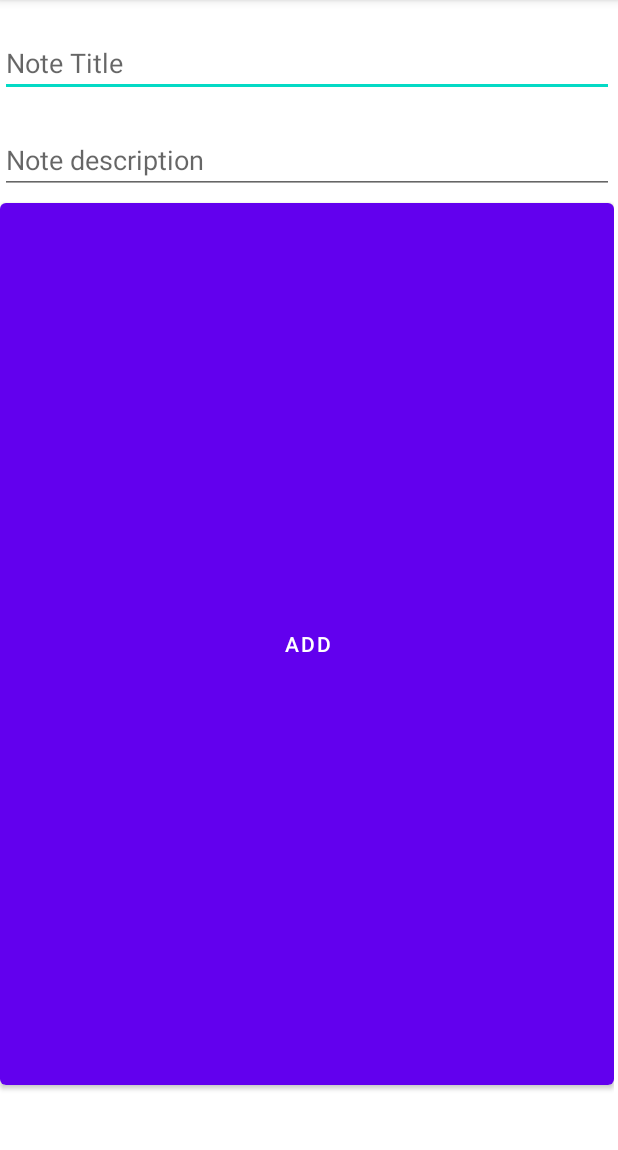
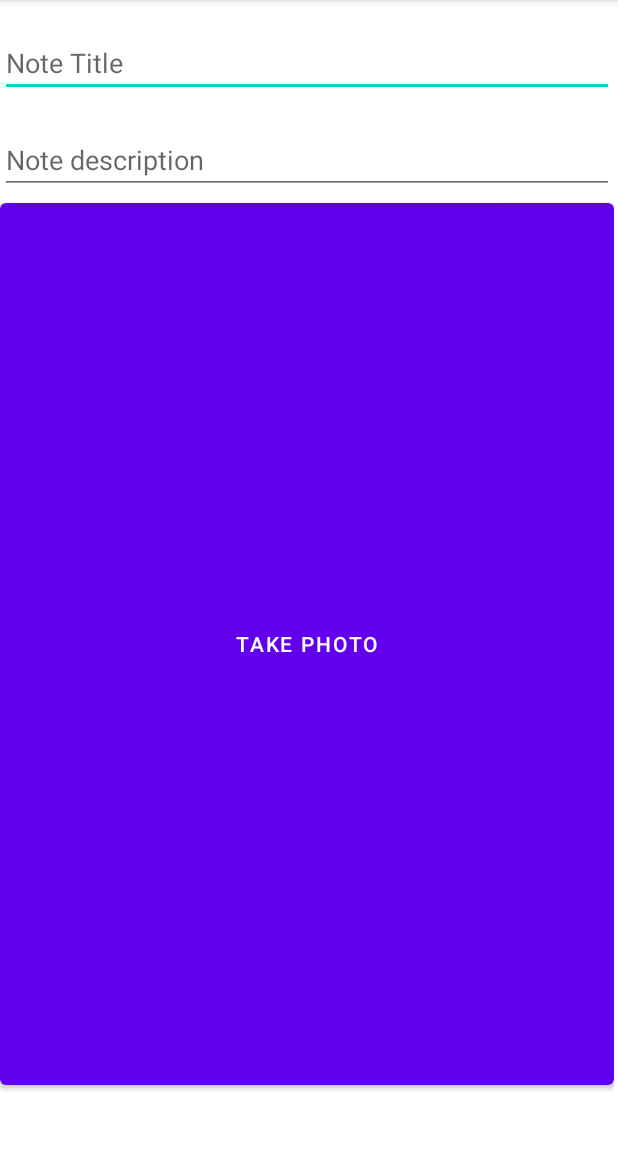
Before and after one commit to ayu-ahilan/Notes2, an Android app: the AddNote screen opened directly, with no data from a screen before it, on a phone screen of 412 x 824 dp, the part 84-1234 px from its top. Run offline under Robolectric (Android 15) with nearby library versions, the phone set to English and light mode, and no system bars.

```diff
--- a/app/src/main/AndroidManifest.xml
+++ b/app/src/main/AndroidManifest.xml
@@ -1,6 +1,9 @@
 <?xml version="1.0" encoding="utf-8"?>
 <manifest xmlns:android="http://schemas.android.com/apk/res/android"
     package="ch.bbw.modul335.myapplication">
+
+    <uses-feature android:name="android.hardware.camera"
+        android:required="true" />
 
     <application
         android:allowBackup="true"
--- a/app/src/main/java/ch/bbw/modul335/myapplication/AddNote.java
+++ b/app/src/main/java/ch/bbw/modul335/myapplication/AddNote.java
@@ -2,14 +2,41 @@ package ch.bbw.modul335.myapplication;
 
 import androidx.appcompat.app.AppCompatActivity;
 
+import android.content.ActivityNotFoundException;
+import android.content.Intent;
+import android.graphics.Bitmap;
 import android.os.Bundle;
+import android.provider.MediaStore;
+import android.view.View;
 import android.widget.Button;
+import android.widget.ImageView;
 
 public class AddNote extends AppCompatActivity {
+
+    static final int REQUEST_IMAGE_CAPTURE = 1;
+
+    ImageView preview;
+
+    private void takePhoto() {
+        Intent intent = new Intent(MediaStore.ACTION_IMAGE_CAPTURE);
+        startActivityForResult(intent, REQUEST_IMAGE_CAPTURE);
+    }
+
 
     @Override
     protected void onCreate(Bundle savedInstanceState) {
         super.onCreate(savedInstanceState);
         setContentView(R.layout.activity_add_note);
     }
+
+    /*@Override
+    protected void onActivityResult(int requestCode, int resultCode, Intent data) {
+        super.onActivityResult(requestCode, resultCode, data);
+        if (requestCode == REQUEST_IMAGE_CAPTURE && resultCode == RESULT_OK) {
+            preview = (ImageView) findViewById(R.id.preview);
+            Bundle extras = data.getExtras();
+            Bitmap imageBitmap = (Bitmap) extras.get("data");
+            preview.setImageBitmap(imageBitmap);
+        }
+    }*/
 }
--- a/app/src/main/res/layout/activity_add_note.xml
+++ b/app/src/main/res/layout/activity_add_note.xml
@@ -13,14 +13,12 @@
         tools:layout_editor_absoluteX="1dp"
         tools:layout_editor_absoluteY="1dp"
         tools:ignore="MissingConstraints">
-        tools:ignore="MissingConstraints">
 
         <TextView
             android:id="@+id/stopper1"
             android:layout_width="match_parent"
             android:layout_height="wrap_content"
             tools:ignore="MissingConstraints" />
-
         <EditText
             android:id="@+id/NoteTitle"
             android:layout_width="match_parent"
@@ -44,7 +42,11 @@
         <Button
             android:layout_width="match_parent"
             android:layout_height="match_parent"
-            android:text="Add" />
+            android:onClick="takePhoto"
+            android:text="Take Photo"
+            tools:ignore="OnClick" />
+
+
 
     </LinearLayout>
 
```
Lines whose indentation alone changed are shown as unchanged.
